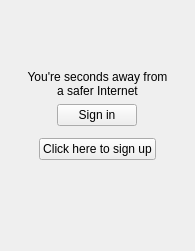
demlabs-cellframe/dap-ui-sdk, file ui/StartScreen.ui: the form before one commit.
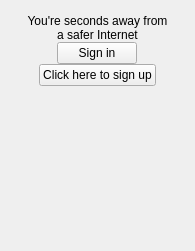
The form after the commit.

Commit message: [+] added drop shadow [*] modefied form

Patch:
```diff
--- a/ui/StartScreen.ui
+++ b/ui/StartScreen.ui
@@ -14,11 +14,20 @@
    <string>Form</string>
   </property>
   <layout class="QVBoxLayout" name="verticalLayout">
+   <property name="spacing">
+    <number>0</number>
+   </property>
+   <property name="leftMargin">
+    <number>0</number>
+   </property>
    <property name="topMargin">
-    <number>50</number>
+    <number>0</number>
+   </property>
+   <property name="rightMargin">
+    <number>0</number>
    </property>
    <property name="bottomMargin">
-    <number>50</number>
+    <number>0</number>
    </property>
    <item alignment="Qt::AlignHCenter">
     <widget class="QLabel" name="lbLogo">
@@ -84,7 +93,17 @@
     </widget>
    </item>
    <item>
-    <widget class="QWidget" name="wtBottomSpacing" native="true"/>
+    <spacer name="verticalSpacer">
+     <property name="orientation">
+      <enum>Qt::Vertical</enum>
+     </property>
+     <property name="sizeHint" stdset="0">
+      <size>
+       <width>20</width>
+       <height>40</height>
+      </size>
+     </property>
+    </spacer>
    </item>
   </layout>
  </widget>
```
Left out of the diff: 10 changed lines with no effect on the pictures. The commit also changes 1 other file.
